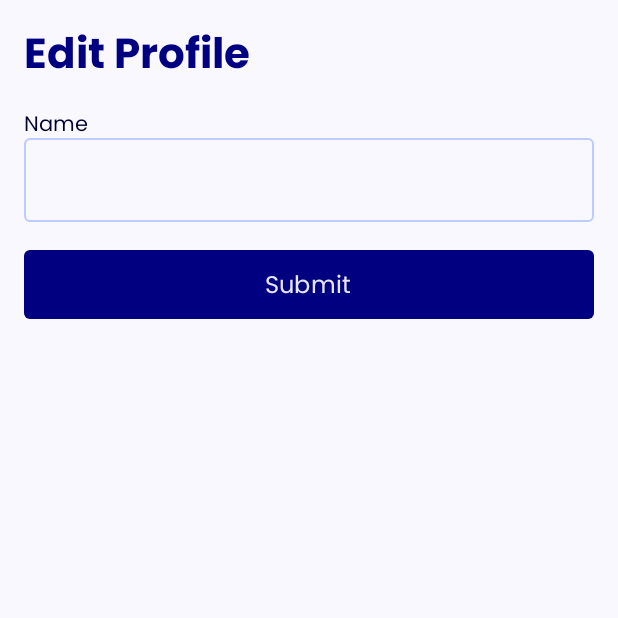
After one commit to whdadn/DefinderApps, an Android app built with Jetpack Compose: the composable EditProfileScreen shown on its own in the app's theme, on a phone screen of 412 x 824 dp, the top half of it. The commit adds this screen. Run offline under Robolectric (Android 15) with nearby library versions, the phone set to English and light mode, and no system bars.

Commit message:
Membuat halaman edit profile

```diff
--- /dev/null
+++ b/app/src/main/java/com/dicoding/definderapps/ui/profile/EditProfileScreen.kt
@@ -0,0 +1,91 @@
+package com.dicoding.definderapps.ui.profile
+
+import androidx.compose.foundation.layout.Column
+import androidx.compose.foundation.layout.fillMaxWidth
+import androidx.compose.foundation.layout.padding
+import androidx.compose.foundation.shape.RoundedCornerShape
+import androidx.compose.material3.Button
+import androidx.compose.material3.ButtonDefaults
+import androidx.compose.material3.MaterialTheme
+import androidx.compose.material3.OutlinedTextField
+import androidx.compose.material3.OutlinedTextFieldDefaults
+import androidx.compose.material3.Text
+import androidx.compose.runtime.Composable
+import androidx.compose.runtime.getValue
+import androidx.compose.runtime.mutableStateOf
+import androidx.compose.runtime.saveable.rememberSaveable
+import androidx.compose.runtime.setValue
+import androidx.compose.ui.Modifier
+import androidx.compose.ui.graphics.Color
+import androidx.compose.ui.text.TextStyle
+import androidx.compose.ui.text.font.FontStyle
+import androidx.compose.ui.text.font.FontWeight
+import androidx.compose.ui.tooling.preview.Preview
+import androidx.compose.ui.unit.dp
+import androidx.compose.ui.unit.sp
+
+@Composable
+fun EditProfileScreen()
+{
+    var inputEditName by rememberSaveable { mutableStateOf("") }
+
+    Column(
+        modifier = Modifier
+            .padding(16.dp)
+    ) {
+        Text(
+            text = "Edit Profile",
+            color = Color(0xFF000080),
+            style = MaterialTheme.typography.headlineMedium.copy(
+                fontWeight = FontWeight.Bold,
+                fontStyle = FontStyle.Normal
+            ),
+        )
+        Text(
+            text = "Name",
+            color = Color(0xFF00002D),
+            style = MaterialTheme.typography.titleSmall,
+            modifier = Modifier
+                .padding(top = 17.dp)
+        )
+        OutlinedTextField(
+            modifier = Modifier
+                .fillMaxWidth(),
+            value = inputEditName,
+            colors = OutlinedTextFieldDefaults.colors(
+                focusedBorderColor = Color(0xFF000080),
+                unfocusedBorderColor = Color(0xFFBCCCFF),
+            ),
+            textStyle = TextStyle.Default.copy(
+                fontSize = 16.sp
+            ),
+            onValueChange = { inputEditName = it },
+        )
+
+        Button(
+            onClick = {  },
+            modifier = Modifier
+                .fillMaxWidth()
+                .padding(top = 17.dp),
+            colors = ButtonDefaults.buttonColors(Color(0xFF000080)),
+            shape = RoundedCornerShape(4.dp)
+        ) {
+            Text(
+                modifier = Modifier.padding(vertical = 4.dp),
+                text = "Submit",
+                color = Color(0xFFE6E6F2),
+                style = MaterialTheme.typography.bodyLarge.copy(
+                    fontWeight = FontWeight.Normal,
+                    fontStyle = FontStyle.Normal
+                )
+            )
+        }
+    }
+}
+
+@Preview(showBackground = true)
+@Composable
+fun EditProfileScreenPreview()
+{
+    EditProfileScreen()
+}
```
Also changed, not shown: app/src/main/java/com/dicoding/definderapps/ui/profile/ProfileScreen.kt (+43 -10 lines), app/src/main/res/drawable/edit_icon.xml (added, +20 -0 lines).
